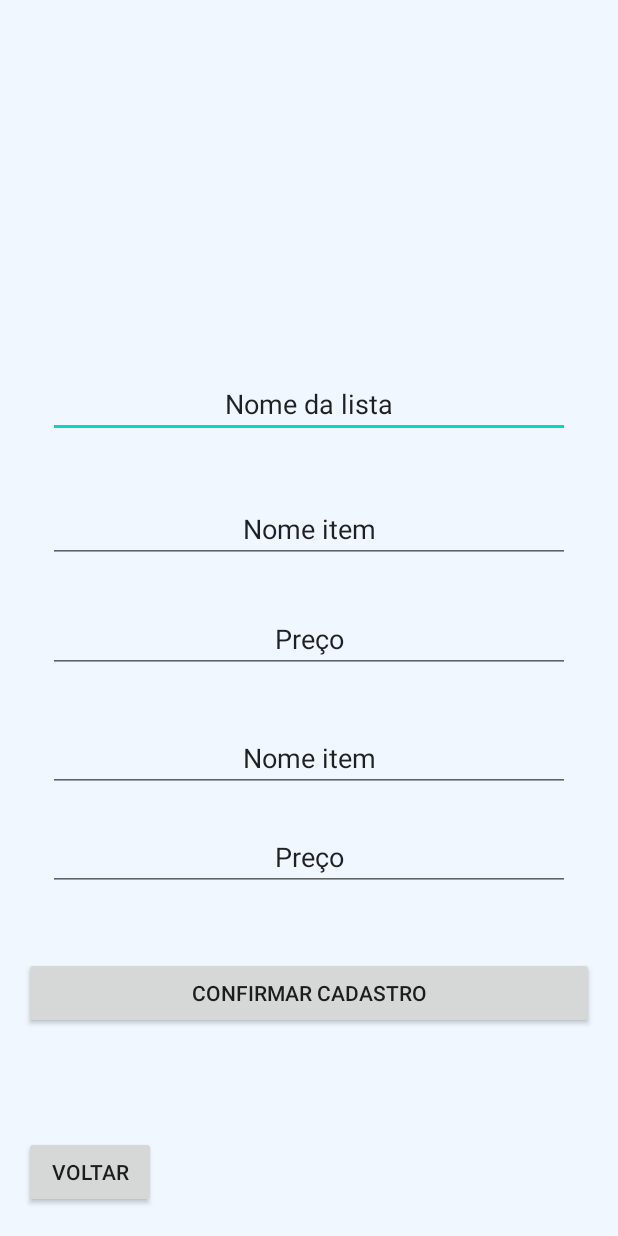
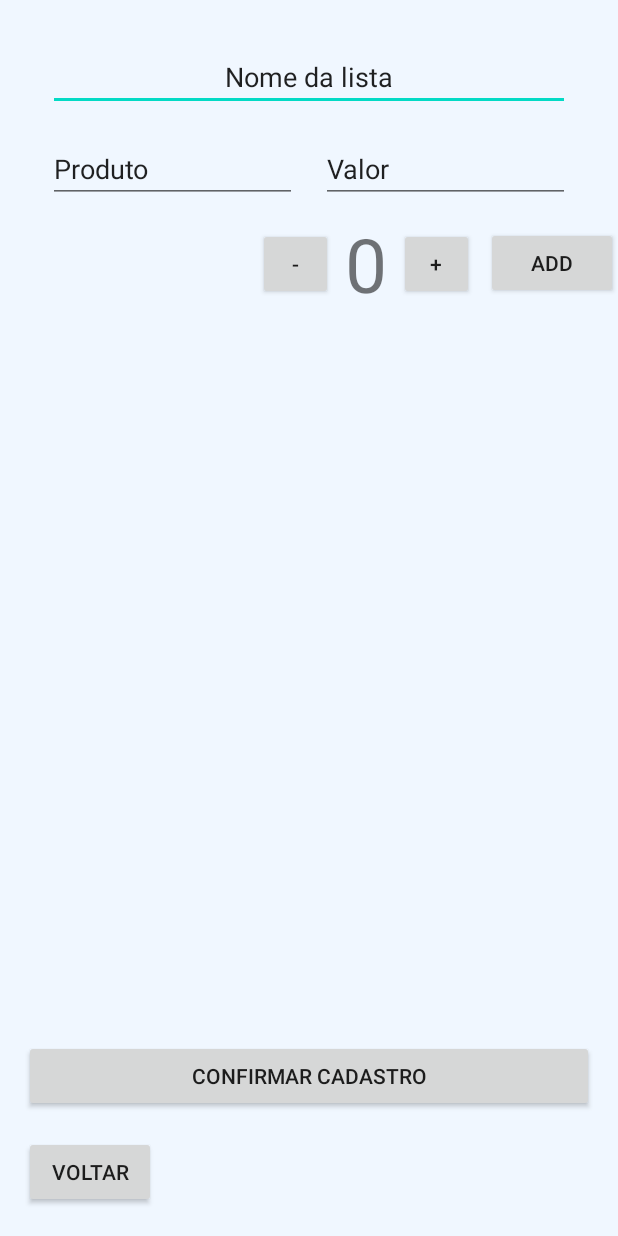
Before and after one commit to Jhw1910/prject-java, an Android app: the layout activity_cadastro_listas.xml on its own in the app's theme, with its tools: preview values and no code run, on a phone screen of 412 x 824 dp. Run offline under Robolectric (Android 15) with nearby library versions, the phone set to English and light mode, and no system bars.

Commit message:
refactor list view add item

```diff
--- a/app/build.gradle
+++ b/app/build.gradle
@@ -28,6 +28,7 @@ dependencies {
 
     implementation 'androidx.appcompat:appcompat:1.1.0'
     implementation 'androidx.constraintlayout:constraintlayout:1.1.3'
+    implementation "androidx.recyclerview:recyclerview:1.1.0"
     testImplementation 'junit:junit:4.12'
     androidTestImplementation 'androidx.test.ext:junit:1.1.1'
     androidTestImplementation 'androidx.test.espresso:espresso-core:3.2.0'
--- a/app/src/main/AndroidManifest.xml
+++ b/app/src/main/AndroidManifest.xml
@@ -19,7 +19,9 @@
         <activity android:name=".LoginActivity" />
         <activity android:name=".TelaInicialActivity" />
         <activity android:name=".RegistroActivity" />
-        <activity android:name=".CarrinhoFinalActivity"/>
+        <activity android:name=".CarrinhoFinalActivity" />
+        <activity android:name=".MinhasListasActivity" />
+        <activity android:name=".CadastroListasActivity" />
     </application>
 
 </manifest>
--- a/app/src/main/res/layout/activity_cadastro_listas.xml
+++ b/app/src/main/res/layout/activity_cadastro_listas.xml
@@ -20,78 +20,68 @@
         android:text="Nome da lista"
         app:layout_constraintBottom_toBottomOf="parent"
         app:layout_constraintEnd_toEndOf="parent"
-        app:layout_constraintHorizontal_bias="0.0"
-        app:layout_constraintStart_toStartOf="parent"
-        app:layout_constraintTop_toTopOf="parent"
-        app:layout_constraintVertical_bias="0.317" />
-
-    <EditText
-        android:id="@+id/nome_item_cadastro_listas"
-        android:layout_width="0dp"
-        android:layout_height="wrap_content"
-        android:layout_marginStart="32dp"
-        android:layout_marginEnd="32dp"
-        android:ems="10"
-        android:gravity="center|center_horizontal"
-        android:inputType="textPersonName"
-        android:text="Nome item"
-        app:layout_constraintBottom_toBottomOf="parent"
-        app:layout_constraintEnd_toEndOf="parent"
-        app:layout_constraintHorizontal_bias="0.0"
-        app:layout_constraintStart_toStartOf="parent"
-        app:layout_constraintTop_toTopOf="parent"
-        app:layout_constraintVertical_bias="0.424" />
-
-    <EditText
-        android:id="@+id/preco_cadastro_listas"
-        android:layout_width="0dp"
-        android:layout_height="wrap_content"
-        android:layout_marginStart="32dp"
-        android:layout_marginEnd="32dp"
-        android:ems="10"
-        android:gravity="center|center_horizontal"
-        android:inputType="textPersonName"
-        android:text="Preço"
-        app:layout_constraintBottom_toBottomOf="parent"
-        app:layout_constraintEnd_toEndOf="parent"
-        app:layout_constraintHorizontal_bias="0.0"
-        app:layout_constraintStart_toStartOf="parent"
-        app:layout_constraintTop_toTopOf="parent"
-        app:layout_constraintVertical_bias="0.518" />
-
-    <EditText
-        android:id="@+id/nome_item2_cadastro_listas"
-        android:layout_width="0dp"
-        android:layout_height="wrap_content"
-        android:layout_marginStart="32dp"
-        android:layout_marginEnd="32dp"
-        android:ems="10"
-        android:gravity="center|center_horizontal"
-        android:inputType="textPersonName"
-        android:text="Nome item"
-        app:layout_constraintBottom_toBottomOf="parent"
-        app:layout_constraintEnd_toEndOf="parent"
         app:layout_constraintHorizontal_bias="1.0"
         app:layout_constraintStart_toStartOf="parent"
         app:layout_constraintTop_toTopOf="parent"
-        app:layout_constraintVertical_bias="0.62" />
+        app:layout_constraintVertical_bias="0.037" />
 
-    <EditText
-        android:id="@+id/preco2_cadastro_listas"
-        android:layout_width="0dp"
+    <TextView
+        android:id="@+id/textview_amount"
+        android:layout_width="wrap_content"
         android:layout_height="wrap_content"
-        android:layout_marginStart="32dp"
-        android:layout_marginEnd="32dp"
-        android:ems="10"
-        android:gravity="center|center_horizontal"
-        android:inputType="textPersonName"
-        android:text="Preço"
-        app:layout_constraintBottom_toBottomOf="parent"
+        android:layout_centerHorizontal="true"
+        android:layout_margin="8dp"
+        android:layout_marginEnd="8dp"
+        android:text="0"
+        android:textSize="50sp"
+        app:layout_constraintBottom_toBottomOf="@+id/button_add"
+        app:layout_constraintEnd_toStartOf="@+id/button_increase"
+        app:layout_constraintTop_toTopOf="@+id/button_add" />
+
+    <Button
+        android:id="@+id/button_decrease"
+        android:layout_width="50dp"
+        android:layout_height="wrap_content"
+        android:layout_alignTop="@+id/textview_amount"
+        android:layout_alignBottom="@+id/textview_amount"
+        android:layout_marginEnd="8dp"
+        android:layout_toStartOf="@+id/textview_amount"
+        android:text="-"
+        app:layout_constraintBottom_toBottomOf="@+id/textview_amount"
+        app:layout_constraintEnd_toStartOf="@+id/textview_amount"
+        app:layout_constraintTop_toTopOf="@+id/textview_amount" />
+
+    <Button
+        android:id="@+id/button_increase"
+        android:layout_width="50dp"
+        android:layout_height="wrap_content"
+        android:layout_alignTop="@+id/textview_amount"
+        android:layout_alignBottom="@+id/textview_amount"
+        android:layout_marginEnd="8dp"
+        android:layout_toEndOf="@+id/textview_amount"
+        android:text="+"
+        app:layout_constraintBottom_toBottomOf="@+id/textview_amount"
+        app:layout_constraintEnd_toStartOf="@+id/button_add"
+        app:layout_constraintTop_toTopOf="@+id/textview_amount" />
+
+    <Button
+        android:id="@+id/button_add"
+        android:layout_width="wrap_content"
+        android:layout_height="wrap_content"
+        android:layout_alignTop="@+id/button_increase"
+        android:layout_alignBottom="@+id/button_increase"
+        android:layout_marginTop="16dp"
+        android:layout_toEndOf="@+id/button_increase"
+        android:text="add"
         app:layout_constraintEnd_toEndOf="parent"
-        app:layout_constraintHorizontal_bias="0.0"
-        app:layout_constraintStart_toStartOf="parent"
-        app:layout_constraintTop_toTopOf="parent"
-        app:layout_constraintVertical_bias="0.705" />
+        app:layout_constraintTop_toBottomOf="@+id/valor_produto" />
+
+    <androidx.recyclerview.widget.RecyclerView
+        android:id="@+id/recyclerview"
+        android:layout_width="match_parent"
+        android:layout_height="0dp"
+        app:layout_constraintBottom_toTopOf="@+id/btt_confirmar_cadastro_listas"
+        app:layout_constraintTop_toBottomOf="@+id/textview_amount" />
 
     <Button
         android:id="@+id/btt_confirmar_cadastro_listas"
@@ -99,13 +89,12 @@
         android:layout_height="wrap_content"
         android:layout_marginStart="16dp"
         android:layout_marginEnd="16dp"
+        android:layout_marginBottom="16dp"
         android:text="confirmar cadastro"
-        app:layout_constraintBottom_toBottomOf="parent"
+        app:layout_constraintBottom_toTopOf="@+id/btt_voltar_cadastro_listas"
         app:layout_constraintEnd_toEndOf="parent"
         app:layout_constraintHorizontal_bias="0.0"
-        app:layout_constraintStart_toStartOf="parent"
-        app:layout_constraintTop_toTopOf="parent"
-        app:layout_constraintVertical_bias="0.822" />
+        app:layout_constraintStart_toStartOf="parent" />
 
     <Button
         android:id="@+id/btt_voltar_cadastro_listas"
@@ -119,4 +108,32 @@
         app:layout_constraintTop_toTopOf="parent"
         app:layout_constraintVertical_bias="0.976" />
 
+    <EditText
+        android:id="@+id/edittext_name"
+        android:layout_width="0dp"
+        android:layout_height="wrap_content"
+        android:layout_marginStart="32dp"
+        android:layout_marginTop="16dp"
+        android:layout_marginEnd="8dp"
+        android:inputType="textPersonName"
+        android:text="Produto"
+        app:layout_constraintEnd_toStartOf="@+id/valor_produto"
+        app:layout_constraintHorizontal_bias="0.5"
+        app:layout_constraintStart_toStartOf="parent"
+        app:layout_constraintTop_toBottomOf="@+id/nome_lista_cadastro_listas" />
+
+    <EditText
+        android:id="@+id/valor_produto"
+        android:layout_width="0dp"
+        android:layout_height="wrap_content"
+        android:layout_marginStart="8dp"
+        android:layout_marginTop="16dp"
+        android:layout_marginEnd="32dp"
+        android:inputType="textPersonName"
+        android:text="Valor"
+        app:layout_constraintEnd_toEndOf="parent"
+        app:layout_constraintHorizontal_bias="0.5"
+        app:layout_constraintStart_toEndOf="@+id/edittext_name"
+        app:layout_constraintTop_toBottomOf="@+id/nome_lista_cadastro_listas" />
+
 </androidx.constraintlayout.widget.ConstraintLayout>
```
Also changed, not shown: app/src/main/java/com/example/digitalmarketlist/BancoDadosHelper.java (+9 -0 lines), app/src/main/java/com/example/digitalmarketlist/CadastroListasActivity.java (added, +84 -0 lines), app/src/main/java/com/example/digitalmarketlist/MinhasListasActivity.java (added, +28 -0 lines), app/src/main/java/com/example/digitalmarketlist/TelaInicialActivity.java (+4 -4 lines), app/src/main/java/com/example/digitalmarketlist/adapter/GroceryAdapter.java (added, +55 -0 lines), app/src/main/java/com/example/digitalmarketlist/objetos/GroceryContract.java (added, +13 -0 lines), app/src/main/res/layout/activity_tela_inicial.xml (+2 -14 lines), app/src/main/res/layout/item_adicionar_lista.xml (added, +18 -0 lines).
